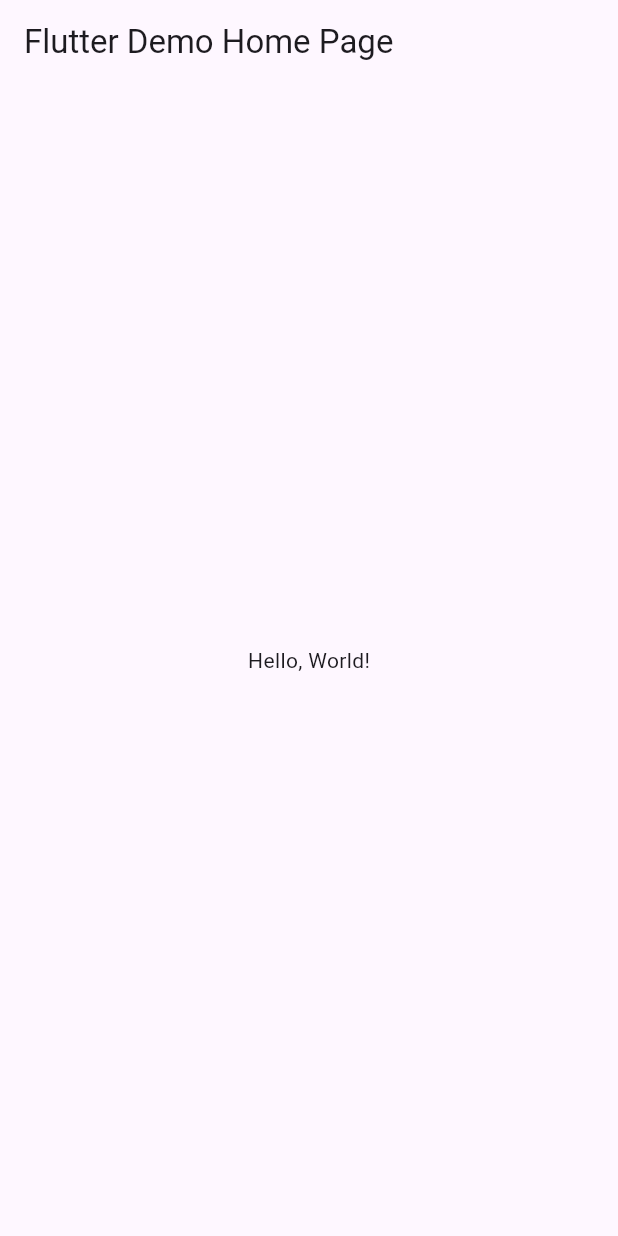
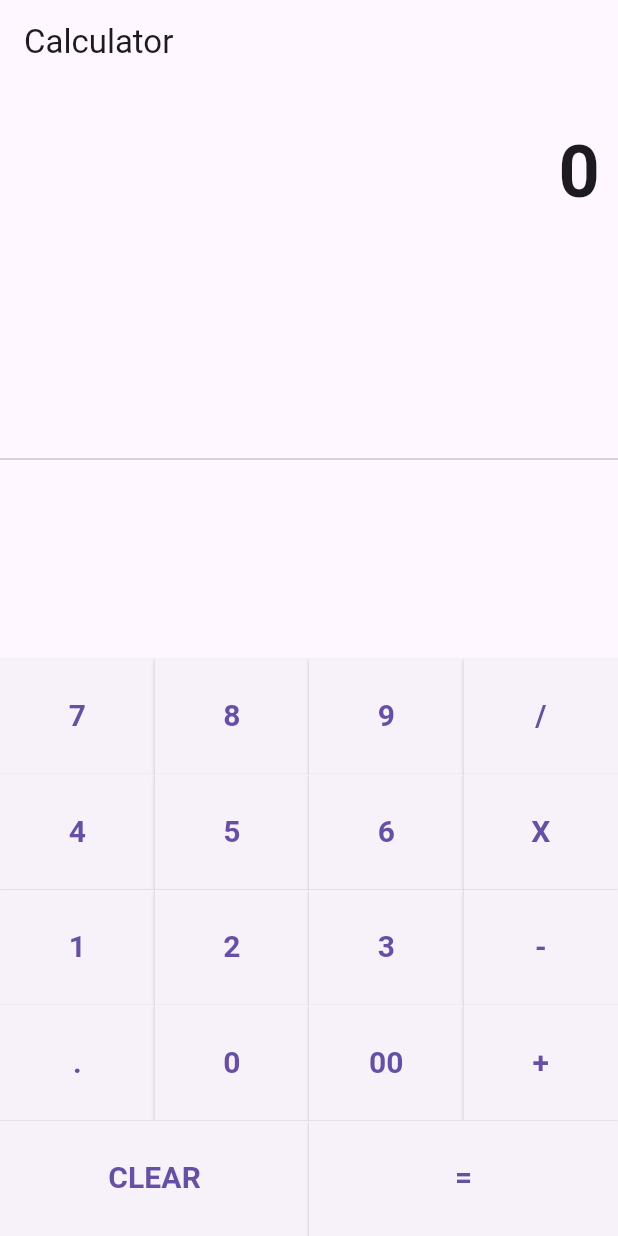
Before and after one commit to DharaniKarthick/Calculator_Flutter, a Flutter app: the screen it shows after launch, on a phone screen of 412 x 824 dp. Run offline on Flutter 3.47's test engine with Material 3 defaults, Android fonts, the phone set to English and light mode, and no system bars.

```diff
--- a/lib/main.dart
+++ b/lib/main.dart
@@ -3,39 +3,150 @@ import 'package:flutter/material.dart';
 void main() => runApp(MyApp());
 
 class MyApp extends StatelessWidget {
-  const MyApp({super.key});
-  // This widget is the root of your application.
   @override
   Widget build(BuildContext context) {
     return MaterialApp(
-      // Application name
-      title: 'Flutter Hello World',
-      // Application theme data, you can set the colors for the application as
-      // you want
+      title: 'Flutter Demo',
       theme: ThemeData(
-        // useMaterial3: false,
         primarySwatch: Colors.blue,
       ),
-      // A widget which will be started on application startup
-      home: MyHomePage(title: 'Flutter Demo Home Page'),
+      home: MyHomePage(title: 'Calculator'),
     );
   }
 }
 
-class MyHomePage extends StatelessWidget {
+class MyHomePage extends StatefulWidget {
   final String title;
-  const MyHomePage({super.key, required this.title});
+  MyHomePage({required this.title}) : super();
+
+  @override
+  _MyHomePageState createState() => _MyHomePageState();
+}
+
+class _MyHomePageState extends State<MyHomePage> {
+  String output = "0";
+  String _output = "0";
+  double num1 = 0.0;
+  double num2 = 0.0;
+  String operand = "";
+
+  buttonPressed(String buttonText) {
+    if (buttonText == "CLEAR") {
+      _output = "0";
+      num1 = 0.0;
+      num2 = 0.0;
+      operand = "";
+    } else if (buttonText == "+" ||
+        buttonText == "-" ||
+        buttonText == "/" ||
+        buttonText == "X") {
+      num1 = double.parse(output);
+      operand = buttonText;
+      _output = "0";
+    } else if (buttonText == ".") {
+      if (_output.contains(".")) {
+        return;
+      } else {
+        _output = _output + buttonText;
+      }
+    } else if (buttonText == "=") {
+      num2 = double.parse(output);
+      if (operand == "+") {
+        _output = (num1 + num2).toString();
+      }
+      if (operand == "-") {
+        _output = (num1 - num2).toString();
+      }
+      if (operand == "X") {
+        _output = (num1 * num2).toString();
+      }
+      if (operand == "/") {
+        _output = (num1 / num2).toString();
+      }
+      num1 = 0.0;
+      num2 = 0.0;
+      operand = "";
+    } else {
+      _output = _output + buttonText;
+    }
+
+    setState(() {
+      output = double.parse(_output).toStringAsFixed(2);
+    });
+  }
+
+  Widget buildButton(String buttonText) {
+    return Expanded(
+      child: ElevatedButton(
+        style: ElevatedButton.styleFrom(
+          padding: EdgeInsets.all(24.0),
+          shape: RoundedRectangleBorder(
+            borderRadius: BorderRadius.zero,
+          ),
+        ),
+        onPressed: () => buttonPressed(buttonText),
+        child: Text(
+          buttonText,
+          style: TextStyle(fontSize: 20.0, fontWeight: FontWeight.bold),
+        ),
+      ),
+    );
+  }
 
   @override
   Widget build(BuildContext context) {
     return Scaffold(
       appBar: AppBar(
-        // The title text which will be shown on the action bar
-        title: Text(title),
+        title: Text(widget.title),
       ),
-      body: Center(
-        child: Text(
-          'Hello, World!',
+      body: Container(
+        child: Column(
+          children: <Widget>[
+            Container(
+              alignment: Alignment.centerRight,
+              padding: EdgeInsets.symmetric(vertical: 24.0, horizontal: 12.0),
+              child: Text(
+                output,
+                style: TextStyle(
+                  fontSize: 48.0,
+                  fontWeight: FontWeight.bold,
+                ),
+              ),
+            ),
+            Expanded(
+              child: Divider(),
+            ),
+            Column(children: [
+              Row(children: [
+                buildButton("7"),
+                buildButton("8"),
+                buildButton("9"),
+                buildButton("/")
+              ]),
+              Row(children: [
+                buildButton("4"),
+                buildButton("5"),
+                buildButton("6"),
+                buildButton("X")
+              ]),
+              Row(children: [
+                buildButton("1"),
+                buildButton("2"),
+                buildButton("3"),
+                buildButton("-")
+              ]),
+              Row(children: [
+                buildButton("."),
+                buildButton("0"),
+                buildButton("00"),
+                buildButton("+")
+              ]),
+              Row(children: [
+                buildButton("CLEAR"),
+                buildButton("="),
+              ])
+            ])
+          ],
         ),
       ),
     );
```
